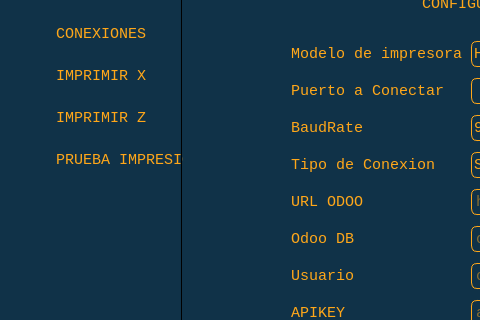
Old version of the form views/main_window.ui in the repository issaiassalas/tdv_spooler; both pictures show x 0 to 480 and y 92 to 412 of the 800 by 600 pixel window.
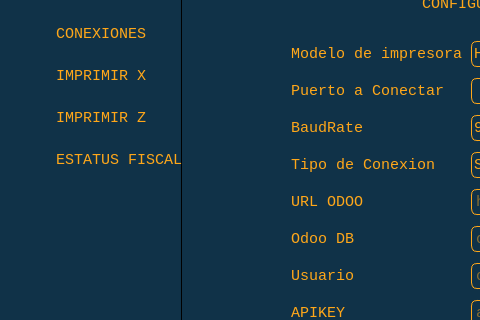
New version of the form. Icons and pictures are not drawn.

Diff of the .ui file:
```diff
--- a/views/main_window.ui
+++ b/views/main_window.ui
@@ -541,7 +541,7 @@
              <item row="4" column="1">
               <widget class="QLabel" name="label_9">
                <property name="text">
-                <string>PRUEBA IMPRESION</string>
+                <string>ESTATUS FISCAL</string>
                </property>
               </widget>
              </item>
```
Left out of the diff: 7 changed lines with no effect on the pictures.
